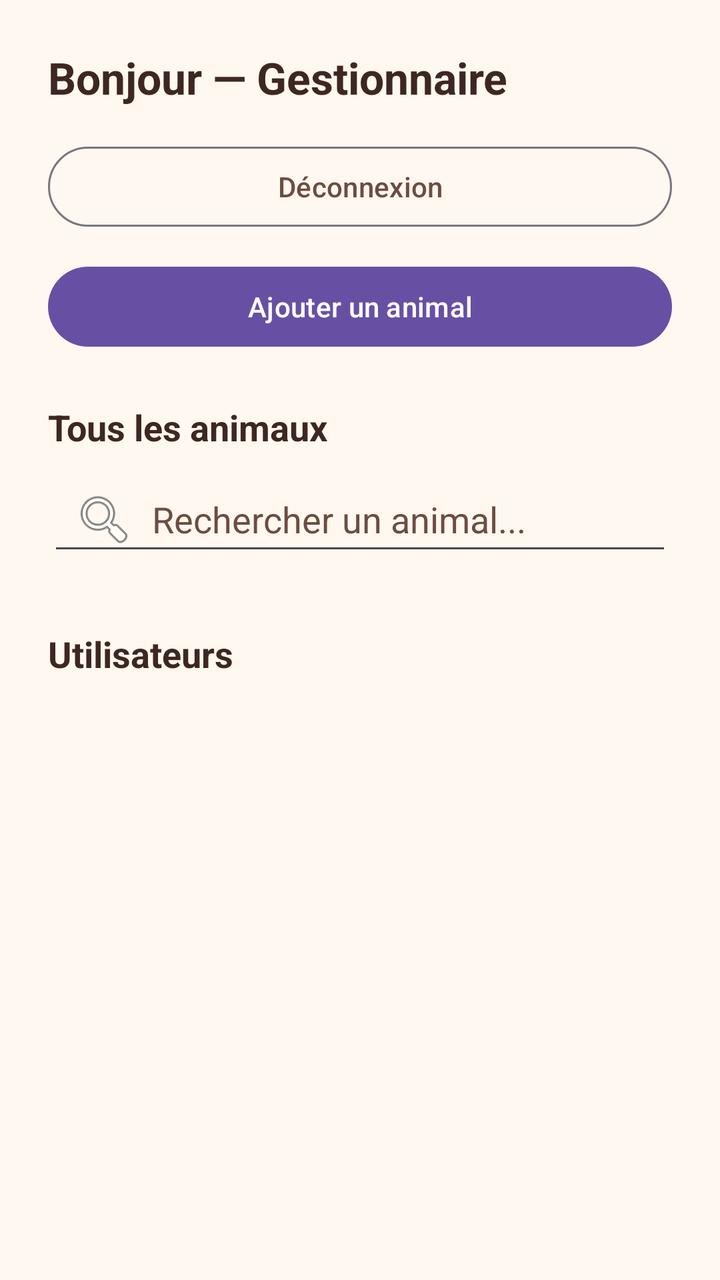
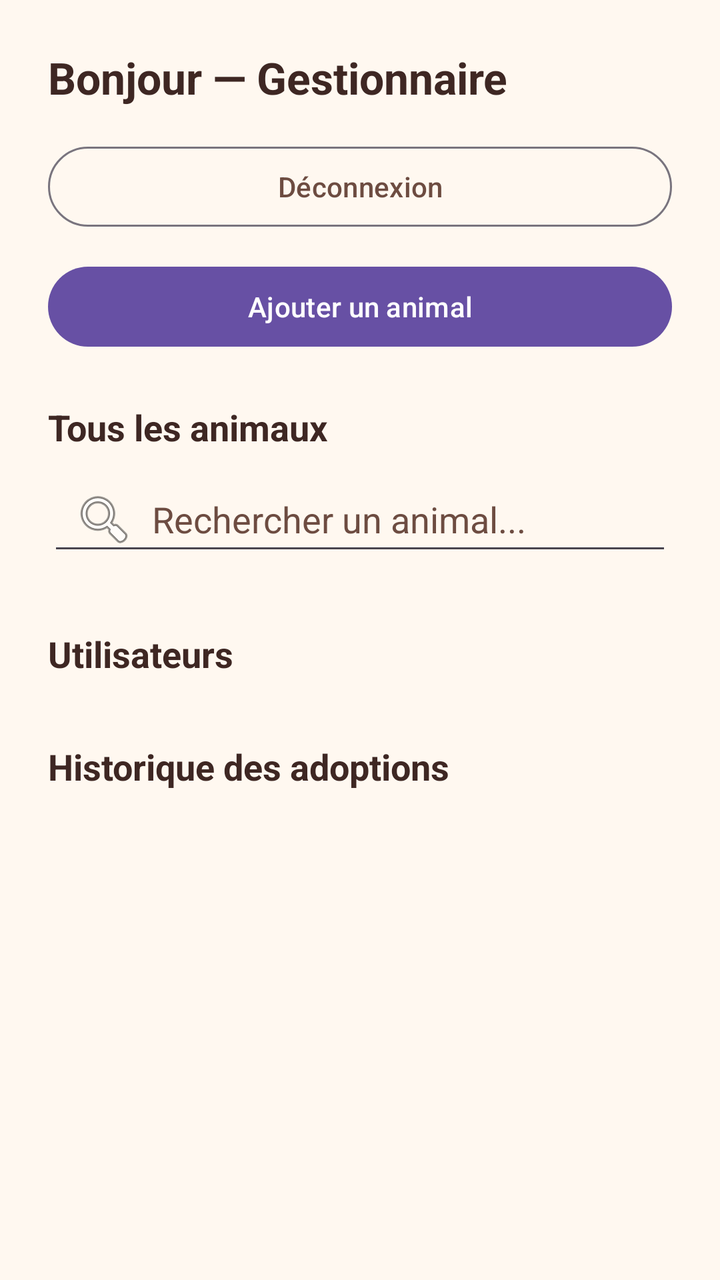

The first picture is an Android layout as it rendered before a commit; the second is the same layout after the commit. The layout source and the unified diff follow.
<!-- AndroidManifest.xml: application theme Theme.WorkshopPetShelter -->
<!-- res/layout/activity_admin_dashboard.xml -->
<ScrollView xmlns:android="http://schemas.android.com/apk/res/android"
    android:layout_width="match_parent"
    android:layout_height="match_parent"
    android:background="@color/app_background"
    android:fillViewport="true">

    <LinearLayout
        android:layout_width="match_parent"
        android:layout_height="wrap_content"
        android:orientation="vertical"
        android:padding="24dp">

        <TextView
            android:id="@+id/tvGreeting"
            android:layout_width="match_parent"
            android:layout_height="wrap_content"
            android:text="Bonjour — Gestionnaire"
            android:textColor="@color/text_primary"
            android:textSize="22sp"
            android:textStyle="bold" />

        <com.google.android.material.button.MaterialButton
            android:id="@+id/btnLogout"
            style="@style/Widget.Material3.Button.OutlinedButton"
            android:layout_width="match_parent"
            android:layout_height="wrap_content"
            android:layout_marginTop="16dp"
            android:text="Déconnexion"
            android:textColor="@color/accent" />

        <com.google.android.material.button.MaterialButton
            android:id="@+id/btnAddPet"
            android:layout_width="match_parent"
            android:layout_height="wrap_content"
            android:layout_marginTop="12dp"
            android:text="Ajouter un animal"
            android:textColor="?attr/colorOnPrimary" />

        <TextView
            android:layout_width="match_parent"
            android:layout_height="wrap_content"
            android:layout_marginTop="24dp"
            android:text="Tous les animaux"
            android:textColor="@color/text_primary"
            android:textSize="18sp"
            android:textStyle="bold" />

        
        <EditText
            android:id="@+id/etSearchPets"
            android:layout_width="match_parent"
            android:layout_height="wrap_content"
            android:layout_marginTop="8dp"
            android:drawableStart="@android:drawable/ic_menu_search"
            android:drawablePadding="8dp"
            android:hint="Rechercher un animal..."
            android:inputType="text"
            android:paddingStart="12dp"
            android:singleLine="true"
            android:textColor="@color/text_primary"
            android:textColorHint="@color/accent" />

        
        <ListView
            android:id="@+id/lvAllPets"
            android:layout_width="match_parent"
            android:layout_height="wrap_content"
            android:layout_marginTop="8dp"
            android:nestedScrollingEnabled="false" />

        
        <TextView
            android:id="@+id/tvEmptyPets"
            android:layout_width="match_parent"
            android:layout_height="wrap_content"
            android:gravity="center"
            android:padding="16dp"
            android:text="Aucun animal."
            android:textColor="@color/text_primary"
            android:textStyle="italic"
            android:visibility="gone" />

        <TextView
            android:layout_width="match_parent"
            android:layout_height="wrap_content"
            android:layout_marginTop="24dp"
            android:text="Utilisateurs"
            android:textColor="@color/text_primary"
            android:textSize="18sp"
            android:textStyle="bold" />

        <ListView
            android:id="@+id/lvUsers"
            android:layout_width="match_parent"
            android:layout_height="wrap_content"
            android:layout_marginBottom="16dp"
            android:nestedScrollingEnabled="false" />

        <TextView
            android:id="@+id/tvEmptyUsers"
            android:layout_width="match_parent"
            android:layout_height="wrap_content"
            android:gravity="center"
            android:padding="16dp"
            android:text="Aucun utilisateur."
            android:textColor="@color/text_primary"
            android:textStyle="italic"
            android:visibility="gone" />

    </LinearLayout>

</ScrollView>
<!-- resources referenced by this layout -->
<resources>
  <color name="accent">#6D4C41</color>
  <color name="app_background">#FFF8F0</color>
  <color name="text_primary">#3E2723</color>
  <style name="Theme.WorkshopPetShelter" parent="Theme.Material3.DayNight.NoActionBar" />
</resources>

<!-- the commit's change to res/layout/activity_admin_dashboard.xml (unified diff, before → after) -->
@@ -7,6 +7,7 @@
     <LinearLayout
         android:layout_width="match_parent"
         android:layout_height="wrap_content"
+        android:animateLayoutChanges="true"
         android:orientation="vertical"
         android:padding="24dp">
 
@@ -93,7 +94,7 @@
             android:id="@+id/lvUsers"
             android:layout_width="match_parent"
             android:layout_height="wrap_content"
-            android:layout_marginBottom="16dp"
+            android:layout_marginTop="8dp"
             android:nestedScrollingEnabled="false" />
 
         <TextView
@@ -107,6 +108,34 @@
             android:textStyle="italic"
             android:visibility="gone" />
 
+        
+        <TextView
+            android:layout_width="match_parent"
+            android:layout_height="wrap_content"
+            android:layout_marginTop="24dp"
+            android:text="Historique des adoptions"
+            android:textColor="@color/text_primary"
+            android:textSize="18sp"
+            android:textStyle="bold" />
+
+        <ListView
+            android:id="@+id/lvAdoptedPets"
+            android:layout_width="match_parent"
+            android:layout_height="wrap_content"
+            android:layout_marginTop="8dp"
+            android:nestedScrollingEnabled="false" />
+
+        <TextView
+            android:id="@+id/tvEmptyAdopted"
+            android:layout_width="match_parent"
+            android:layout_height="wrap_content"
+            android:gravity="center"
+            android:padding="16dp"
+            android:text="Aucune adoption pour le moment."
+            android:textColor="@color/text_primary"
+            android:textStyle="italic"
+            android:visibility="gone" />
+
     </LinearLayout>
 
 </ScrollView>
